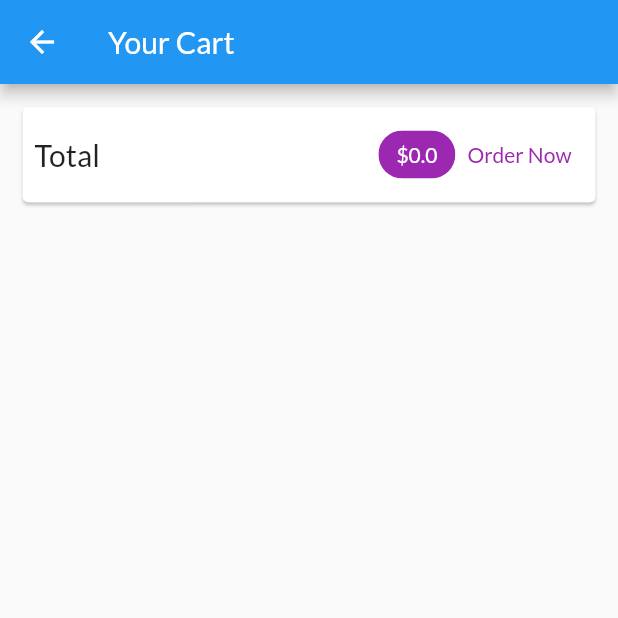
After one commit to byrash/shop_app, a Flutter app: the CartScreen screen opened by its route, on a phone screen of 412 x 824 dp, the top half of it. The commit adds this screen. Run offline on Flutter 3.47's test engine with Material 2 defaults, Android fonts, the phone set to English and light mode, and no system bars; network calls fail.

Commit message:
Cart Screen

```diff
--- a/lib/main.dart
+++ b/lib/main.dart
@@ -2,6 +2,7 @@ import 'package:flutter/material.dart';
 import 'package:provider/provider.dart';
 import 'package:shop_app/providers/cart.dart';
 import 'package:shop_app/providers/products.dart';
+import 'package:shop_app/screens/cart_screen.dart';
 import './screens/product_detail_screen.dart';
 import './screens/products_overview_screen.dart';
 
@@ -32,6 +33,7 @@ class ShopApp extends StatelessWidget {
         home: ProductsOverview(),
         routes: {
           ProductDetail.routeContextPath: (ctx) => const ProductDetail(),
+          CartScreen.routeContextPath: (ctx) => const CartScreen(),
         },
       ),
     );
--- a/lib/providers/cart.dart
+++ b/lib/providers/cart.dart
@@ -25,6 +25,12 @@ class Cart with ChangeNotifier {
     return _items.length;
   }
 
+  double get totalAmount {
+    double total = 0.0;
+    _items.forEach((key, value) => total += (value.price * value.quantity));
+    return total;
+  }
+
   void addItem(String productId, double price, String title) {
     if (_items.containsKey(productId)) {
       _items.update(
--- /dev/null
+++ b/lib/screens/cart_screen.dart
@@ -0,0 +1,58 @@
+import 'package:flutter/material.dart';
+import 'package:provider/provider.dart';
+import 'package:shop_app/providers/cart.dart';
+
+class CartScreen extends StatelessWidget {
+  static const routeContextPath = "/cart";
+  const CartScreen({Key? key}) : super(key: key);
+
+  @override
+  Widget build(BuildContext context) {
+    return Scaffold(
+      appBar: AppBar(
+        title: Text("Your Cart"),
+      ),
+      body: Column(
+        children: [
+          Card(
+            margin: const EdgeInsets.all(15),
+            child: Padding(
+              padding: EdgeInsets.all(8),
+              child: Row(
+                mainAxisAlignment: MainAxisAlignment.spaceBetween,
+                children: [
+                  Text(
+                    "Total",
+                    style: TextStyle(fontSize: 20),
+                  ),
+                  Spacer(),
+                  Chip(
+                    label: Consumer<Cart>(
+                      builder: (context, value, child) => Text(
+                        "\$${value.totalAmount}",
+                        style: TextStyle(
+                            color: Theme.of(context)
+                                .primaryTextTheme
+                                .headline6!
+                                .color),
+                      ),
+                    ),
+                    backgroundColor: Theme.of(context).colorScheme.primary,
+                  ),
+                  TextButton(
+                    onPressed: () {},
+                    child: Text(
+                      "Order Now",
+                      style: TextStyle(
+                          color: Theme.of(context).colorScheme.primary),
+                    ),
+                  )
+                ],
+              ),
+            ),
+          ),
+        ],
+      ),
+    );
+  }
+}
--- a/lib/screens/products_overview_screen.dart
+++ b/lib/screens/products_overview_screen.dart
@@ -2,6 +2,7 @@ import 'package:flutter/material.dart';
 import 'package:provider/provider.dart';
 import 'package:shop_app/providers/cart.dart';
 import 'package:shop_app/providers/products.dart';
+import 'package:shop_app/screens/cart_screen.dart';
 import 'package:shop_app/widgets/badge.dart';
 
 import '../widgets/products_grid.dart';
@@ -57,7 +58,9 @@ class _ProductsOverviewState extends State<ProductsOverview> {
               color: Theme.of(context).colorScheme.secondary,
             ),
             child: IconButton(
-              onPressed: () {},
+              onPressed: () {
+                Navigator.of(context).pushNamed(CartScreen.routeContextPath);
+              },
               icon: const Icon(Icons.shopping_cart),
             ),
           )
```
